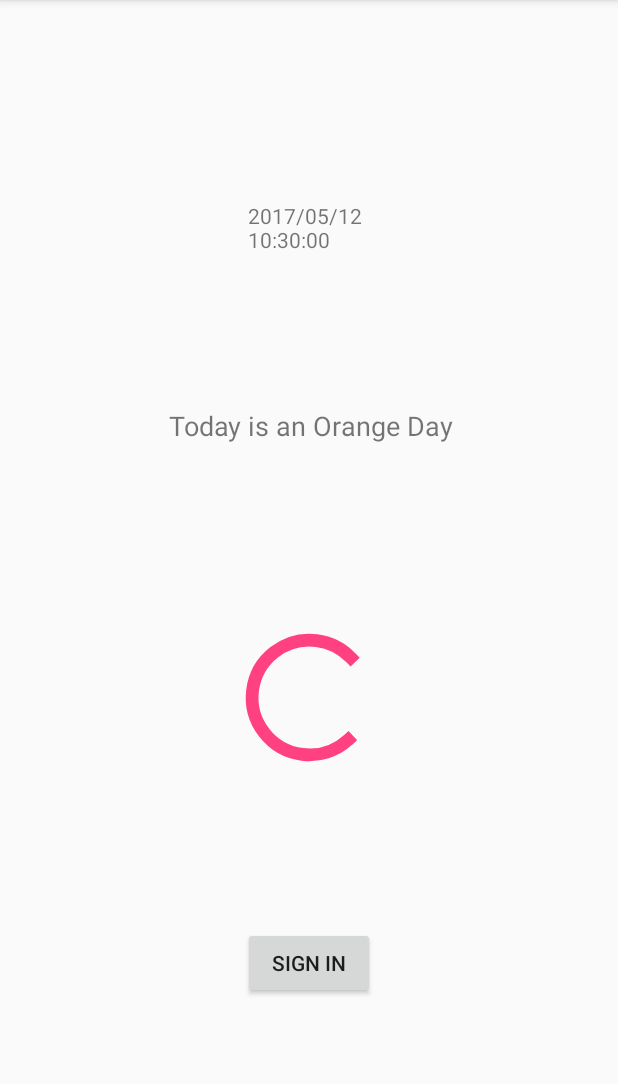
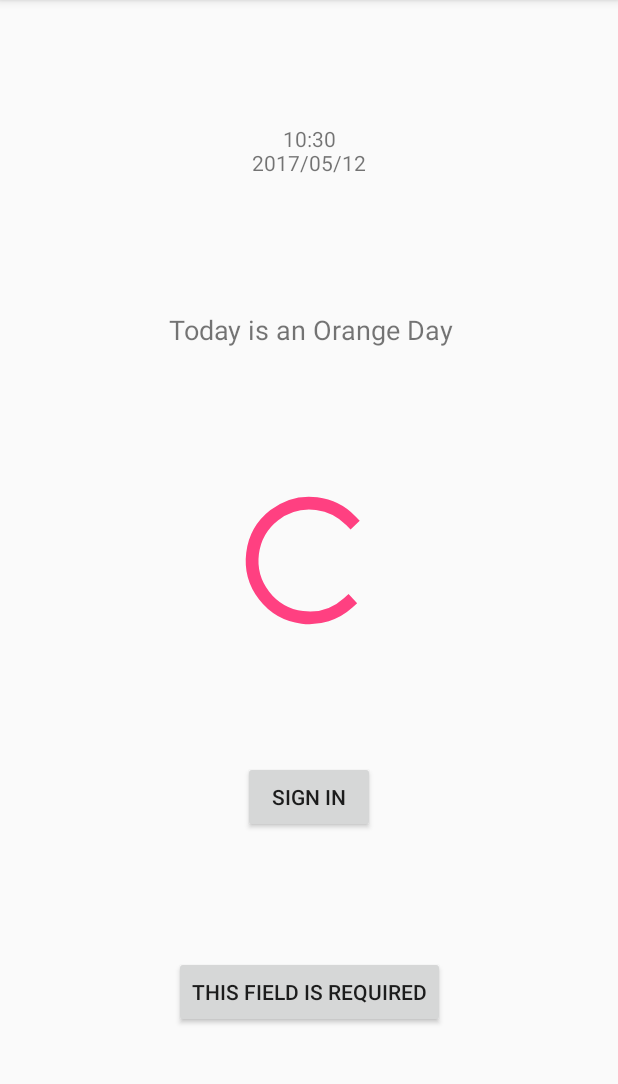
Before and after one commit to shomilj/LGHS-Android, an Android app: the screen it shows after launch (LoadingActivity), on a phone screen of 412 x 824 dp, the part 84-1168 px from its top. Run offline under Robolectric (Android 15) with nearby library versions, the light colour scheme and no system bars.

Commit message:
prepping for implementing navigation drawer into mainactivity
optimized some random imports
changed minor layout aspects
made minor changes to bell schedule activity

```diff
--- a/app/src/main/java/com/sjf/lgcats/CalendarActivity.java
+++ b/app/src/main/java/com/sjf/lgcats/CalendarActivity.java
@@ -3,11 +3,7 @@ package com.sjf.lgcats;
 import android.content.Intent;
 import android.net.Uri;
 import android.os.Bundle;
-import android.support.design.widget.FloatingActionButton;
-import android.support.design.widget.Snackbar;
 import android.support.v7.app.AppCompatActivity;
-import android.support.v7.widget.Toolbar;
-import android.view.View;
 
 public class CalendarActivity extends AppCompatActivity {
 
--- a/app/src/main/java/com/sjf/lgcats/CanvasActivity.java
+++ b/app/src/main/java/com/sjf/lgcats/CanvasActivity.java
@@ -3,11 +3,7 @@ package com.sjf.lgcats;
 import android.content.Intent;
 import android.net.Uri;
 import android.os.Bundle;
-import android.support.design.widget.FloatingActionButton;
-import android.support.design.widget.Snackbar;
 import android.support.v7.app.AppCompatActivity;
-import android.support.v7.widget.Toolbar;
-import android.view.View;
 
 public class CanvasActivity extends AppCompatActivity {
 
--- a/app/src/main/java/com/sjf/lgcats/LoadingActivity.java
+++ b/app/src/main/java/com/sjf/lgcats/LoadingActivity.java
@@ -1,27 +1,17 @@
 package com.sjf.lgcats;
 
-import android.app.DownloadManager;
-import android.content.Context;
 import android.content.Intent;
-import android.net.Uri;
-import android.os.Build;
 import android.os.Bundle;
-import android.os.Environment;
-import android.support.v4.content.ContextCompat;
 import android.support.v7.app.AppCompatActivity;
 import android.support.v7.widget.Toolbar;
 import android.view.Menu;
 import android.view.MenuItem;
 import android.view.View;
-import android.view.Window;
-import android.view.WindowManager;
 import android.widget.Button;
 import android.widget.TextView;
 
-import java.io.File;
 import java.text.DateFormat;
 import java.text.SimpleDateFormat;
-import java.util.ArrayList;
 import java.util.Date;
 
 public class LoadingActivity extends AppCompatActivity {
@@ -29,6 +19,7 @@ public class LoadingActivity extends AppCompatActivity {
     private TextView todaysDate;
     private TextView orangeBlackDayDisplay;
     private Button temporaryButton;
+    private Button temporaryButton2;
 
     @Override
     protected void onCreate(Bundle savedInstanceState) {
@@ -39,7 +30,7 @@ public class LoadingActivity extends AppCompatActivity {
         setSupportActionBar(toolbar);
 
         // get the date
-        DateFormat dateFormat = new SimpleDateFormat("yyyy/MM/dd HH:mm:ss");
+        DateFormat dateFormat = new SimpleDateFormat("HH:mm\nyyyy/MM/dd");
         Date date = new Date();
         //Calendar cal = Calendar.getInstance();
 
@@ -60,6 +51,15 @@ public class LoadingActivity extends AppCompatActivity {
             @Override
             public void onClick(View view) {
                 Intent intent = new Intent(LoadingActivity.this, MainActivity.class);
+                startActivity(intent);
+            }
+        });
+
+        temporaryButton2 = (Button) findViewById(R.id.temporary_button_2);
+        temporaryButton2.setOnClickListener(new View.OnClickListener() {
+            @Override
+            public void onClick(View view) {
+                Intent intent = new Intent(LoadingActivity.this, testactivitytwo.class);
                 startActivity(intent);
             }
         });
--- a/app/src/main/res/drawable/side_nav_bar.xml
+++ b/app/src/main/res/drawable/side_nav_bar.xml
@@ -2,8 +2,8 @@
     android:shape="rectangle">
     <gradient
         android:angle="135"
-        android:centerColor="#4CAF50"
-        android:endColor="#2E7D32"
-        android:startColor="#81C784"
+        android:centerColor="#FC6621"
+        android:startColor="#FF9655"
+        android:endColor="#FE5615"
         android:type="linear" />
 </shape>
--- a/app/src/main/res/layout/activity_bell_schedule.xml
+++ b/app/src/main/res/layout/activity_bell_schedule.xml
@@ -15,7 +15,7 @@
         android:layout_weight="1">
 
         <TextView
-            android:id="@+id/message"
+            android:id="@+id/bell_schedule_message"
             android:layout_width="match_parent"
             android:layout_height="wrap_content"
             android:layout_marginBottom="@dimen/activity_vertical_margin"
--- a/app/src/main/res/layout/content_loading.xml
+++ b/app/src/main/res/layout/content_loading.xml
@@ -13,7 +13,7 @@
         android:layout_width="197dp"
         android:layout_height="40dp"
         android:text="OrangeBlackDayDisplay"
-        android:textAlignment="center"
+        android:gravity="center"
         android:textSize="18sp"
         app:layout_constraintBottom_toTopOf="@+id/initial_loading_spinner"
         app:layout_constraintHorizontal_bias="0.502"
@@ -26,11 +26,11 @@
         android:layout_width="82dp"
         android:layout_height="wrap_content"
         android:text="TodaysDate"
+        android:gravity="center"
+        app:layout_constraintBottom_toTopOf="@+id/orange_black_day_display"
         app:layout_constraintLeft_toLeftOf="parent"
         app:layout_constraintRight_toRightOf="parent"
-        app:layout_constraintBottom_toTopOf="@+id/orange_black_day_display"
-        app:layout_constraintTop_toTopOf="parent"
-        android:layout_marginTop="32dp" />
+        app:layout_constraintTop_toTopOf="parent" />
 
     <ProgressBar
         android:id="@+id/initial_loading_spinner"
@@ -47,9 +47,19 @@
         android:layout_width="wrap_content"
         android:layout_height="wrap_content"
         android:text="@string/action_sign_in_short"
+        app:layout_constraintLeft_toLeftOf="parent"
+        app:layout_constraintRight_toRightOf="parent"
+        app:layout_constraintTop_toBottomOf="@+id/initial_loading_spinner"
+        app:layout_constraintBottom_toTopOf="@+id/temporary_button_2" />
+
+    <Button
+        android:id="@+id/temporary_button_2"
+        android:layout_width="wrap_content"
+        android:layout_height="wrap_content"
+        android:text="@string/error_field_required"
         app:layout_constraintBottom_toBottomOf="parent"
         app:layout_constraintLeft_toLeftOf="parent"
         app:layout_constraintRight_toRightOf="parent"
-        app:layout_constraintTop_toBottomOf="@+id/initial_loading_spinner" />
+        app:layout_constraintTop_toBottomOf="@+id/temporary_button" />
 
 </android.support.constraint.ConstraintLayout>
--- a/app/src/main/res/menu/menu_loading.xml
+++ /dev/null
@@ -1,10 +0,0 @@
-<menu xmlns:android="http://schemas.android.com/apk/res/android"
-    xmlns:app="http://schemas.android.com/apk/res-auto"
-    xmlns:tools="http://schemas.android.com/tools"
-    tools:context="com.sjf.lgcats.LoadingActivity">
-    <item
-        android:id="@+id/action_settings"
-        android:orderInCategory="100"
-        android:title="@string/action_settings"
-        app:showAsAction="never" />
-</menu>
--- a/app/src/main/res/menu/navigation.xml
+++ b/app/src/main/res/menu/navigation.xml
@@ -4,16 +4,16 @@
     <item
         android:id="@+id/navigation_home"
         android:icon="@drawable/ic_home_black_24dp"
-        android:title="@string/title_home" />
+        android:title="@string/standard_day" />
 
     <item
         android:id="@+id/navigation_dashboard"
         android:icon="@drawable/ic_dashboard_black_24dp"
-        android:title="@string/title_dashboard" />
+        android:title="@string/finals_schedule" />
 
     <item
         android:id="@+id/navigation_notifications"
         android:icon="@drawable/ic_notifications_black_24dp"
-        android:title="@string/title_notifications" />
+        android:title="@string/minimum_day" />
 
 </menu>
--- a/app/src/main/res/values/strings.xml
+++ b/app/src/main/res/values/strings.xml
@@ -128,9 +128,7 @@
         "when a user tries to pick up one of cards.\n\n"
     </string>
     <string name="today">Today</string>
-    <string name="display_day_color">DisplayDayColor</string>
     <string name="twitter">#golgcats</string>
-    <string name="LGCATSlinks">https://docs.google.com/spreadsheets/d/1SLgWueqyOlvqEvW5ZVi4-nrUzpJAYlikSDlnssoXKGc/export?format=tsv</string>
     <string name="title_activity_testactivitytwo">testactivitytwo</string>
 
     <string name="navigation_drawer_open">Open navigation drawer</string>
@@ -138,5 +136,8 @@
     <string name="LGcalendar">http://www.lghs.net/parents__community/school_calendar</string>
     <string name="canvas_grades_link">https://lgsuhsd.instructure.com/grades</string>
     <string name="calendar">Calendar</string>
+    <string name="minimum_day">Minimum Day</string>
+    <string name="standard_day">Standard Day</string>
+    <string name="finals_schedule">Finals Schedule</string>
 
 </resources>
```
Also changed, not shown: app/src/main/java/com/sjf/lgcats/BellScheduleActivity.java (+4 -4 lines), app/src/main/java/com/sjf/lgcats/HotlinesActivity.java (+7 -0 lines), app/src/main/res/layout/nav_header_testactivitytwo.xml (+4 -3 lines), app/src/main/res/menu/activity_testactivity2_drawer.xml (deleted, +0 -36 lines), app/src/main/res/menu/menu_clubs_list.xml (deleted, +0 -10 lines), app/src/main/res/menu/testactivity.xml (deleted, +0 -9 lines).
